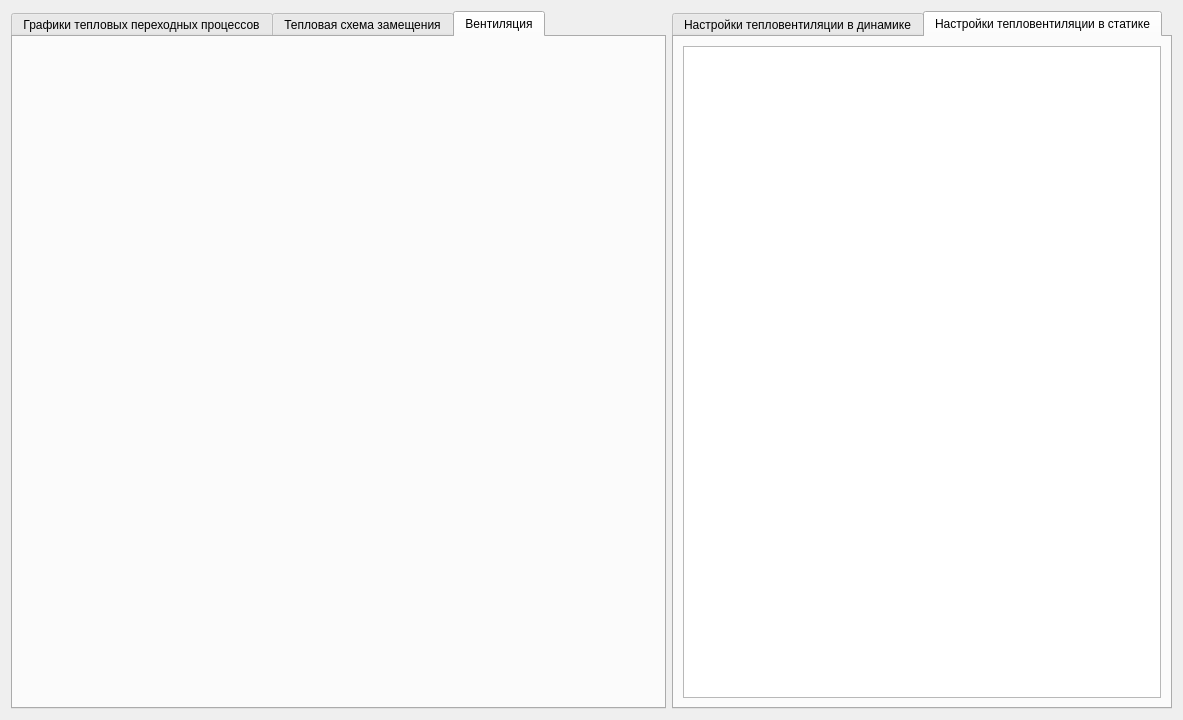
Ivanos121/ImView, file cerebro/teplovent.ui: the form before one commit.
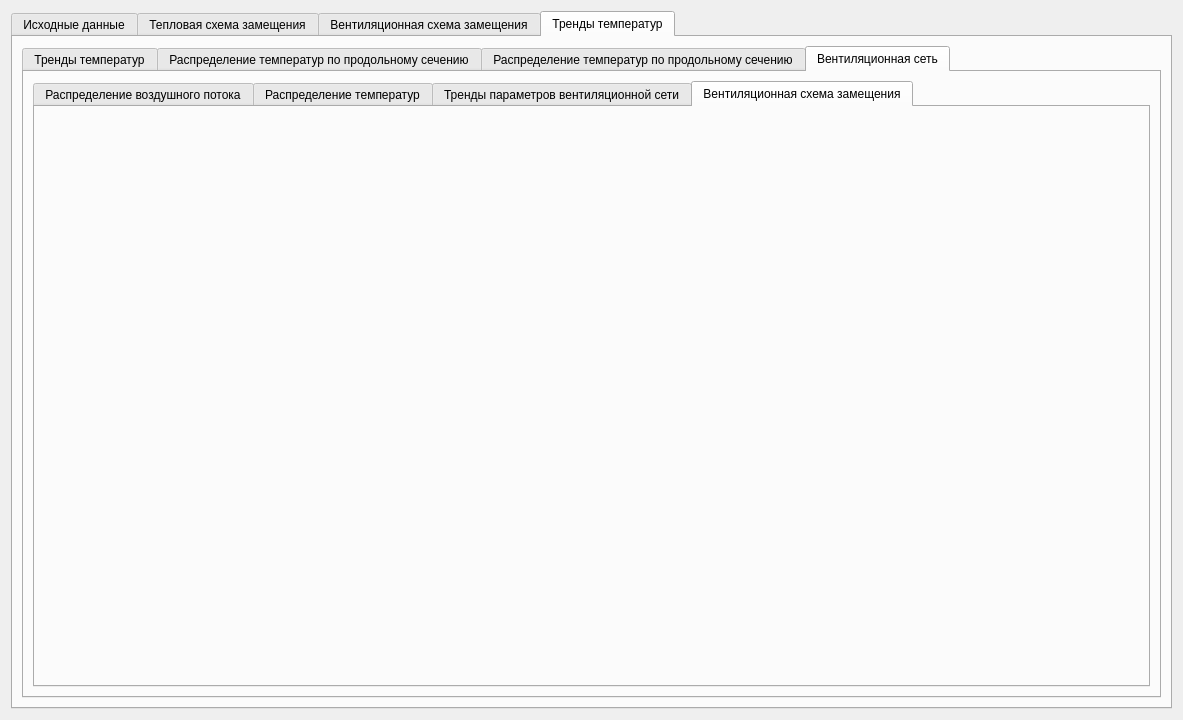
The form after the commit. Custom widgets are drawn as their Qt base class.

Patch:
```diff
--- a/cerebro/teplovent.ui
+++ b/cerebro/teplovent.ui
@@ -17,11 +17,11 @@
    <item>
     <widget class="QTabWidget" name="tabWidget">
      <property name="currentIndex">
-      <number>2</number>
+      <number>3</number>
      </property>
      <widget class="QWidget" name="tab">
       <attribute name="title">
-       <string>Графики тепловых переходных процессов</string>
+       <string>Исходные данные</string>
       </attribute>
       <layout class="QGridLayout" name="gridLayout_2">
        <item row="0" column="0">
@@ -36,7 +36,7 @@
      </widget>
      <widget class="QWidget" name="tab_3">
       <attribute name="title">
-       <string>Вентиляция</string>
+       <string>Вентиляционная схема замещения</string>
       </attribute>
       <layout class="QGridLayout" name="gridLayout_4">
        <item row="0" column="0">
@@ -44,46 +44,65 @@
        </item>
       </layout>
      </widget>
-    </widget>
-   </item>
-   <item>
-    <widget class="QTabWidget" name="tabWidget_2">
-     <property name="maximumSize">
-      <size>
-       <width>500</width>
-       <height>16777215</height>
-      </size>
-     </property>
-     <property name="currentIndex">
-      <number>1</number>
-     </property>
      <widget class="QWidget" name="tab_4">
       <attribute name="title">
-       <string>Настройки тепловентиляции в динамике</string>
+       <string>Тренды температур</string>
       </attribute>
       <layout class="QGridLayout" name="gridLayout_5">
        <item row="0" column="0">
-        <widget class="QTableWidget" name="tableWidget">
-         <property name="alternatingRowColors">
-          <bool>true</bool>
+        <widget class="QTabWidget" name="tabWidget_2">
+         <property name="currentIndex">
+          <number>3</number>
          </property>
-        </widget>
-       </item>
-      </layout>
-     </widget>
-     <widget class="QWidget" name="tab_5">
-      <attribute name="title">
-       <string>Настройки тепловентиляции в статике</string>
-      </attribute>
-      <layout class="QGridLayout" name="gridLayout_6">
-       <item row="0" column="0">
-        <widget class="QTableWidget" name="tableWidget_2">
-         <property name="frameShape">
-          <enum>QFrame::StyledPanel</enum>
-         </property>
-         <property name="alternatingRowColors">
-          <bool>true</bool>
-         </property>
+         <widget class="QWidget" name="tab_5">
+          <attribute name="title">
+           <string>Тренды температур</string>
+          </attribute>
+         </widget>
+         <widget class="QWidget" name="tab_6">
+          <attribute name="title">
+           <string>Распределение температур по продольному сечению</string>
+          </attribute>
+         </widget>
+         <widget class="QWidget" name="tab_7">
+          <attribute name="title">
+           <string>Распределение температур по продольному сечению</string>
+          </attribute>
+         </widget>
+         <widget class="QWidget" name="tab_8">
+          <attribute name="title">
+           <string>Вентиляционная сеть</string>
+          </attribute>
+          <layout class="QGridLayout" name="gridLayout_3">
+           <item row="0" column="0">
+            <widget class="QTabWidget" name="tabWidget_3">
+             <property name="currentIndex">
+              <number>3</number>
+             </property>
+             <widget class="QWidget" name="tab_9">
+              <attribute name="title">
+               <string>Распределение воздушного потока</string>
+              </attribute>
+             </widget>
+             <widget class="QWidget" name="tab_10">
+              <attribute name="title">
+               <string>Распределение температур</string>
+              </attribute>
+             </widget>
+             <widget class="QWidget" name="tab_11">
+              <attribute name="title">
+               <string>Тренды параметров вентиляционной сети</string>
+              </attribute>
+             </widget>
+             <widget class="QWidget" name="tab_12">
+              <attribute name="title">
+               <string>Вентиляционная схема замещения</string>
+              </attribute>
+             </widget>
+            </widget>
+           </item>
+          </layout>
+         </widget>
         </widget>
        </item>
       </layout>
```
Left out of the diff: 2 changed lines with no effect on the pictures.
